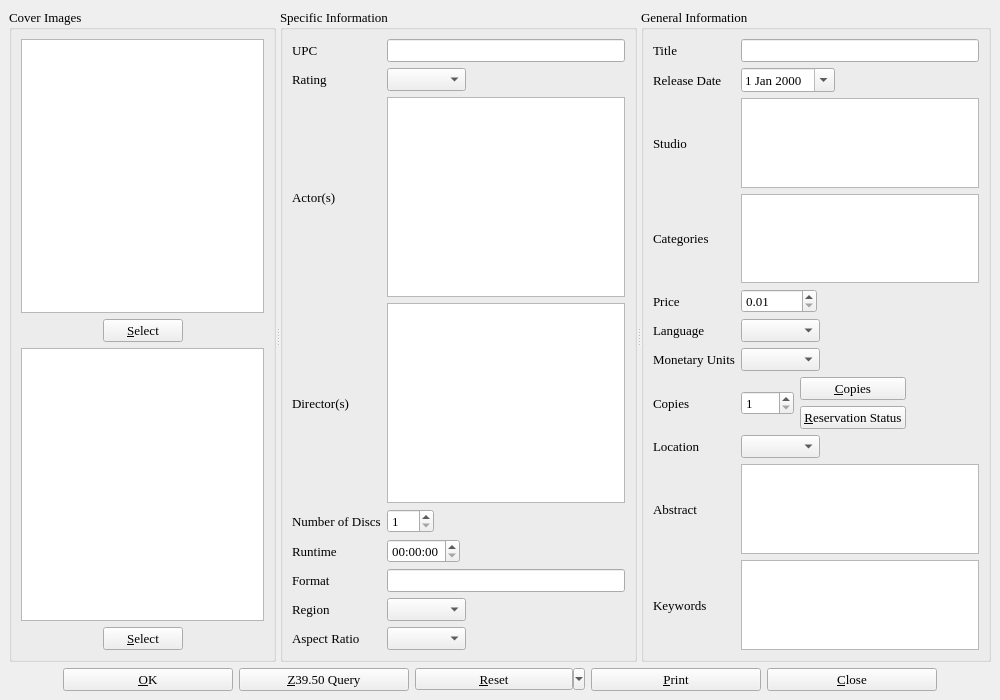
This is dvdinfo.ui in textbrowser/biblioteq as Qt 5 draws it before an edit. The edited form follows.
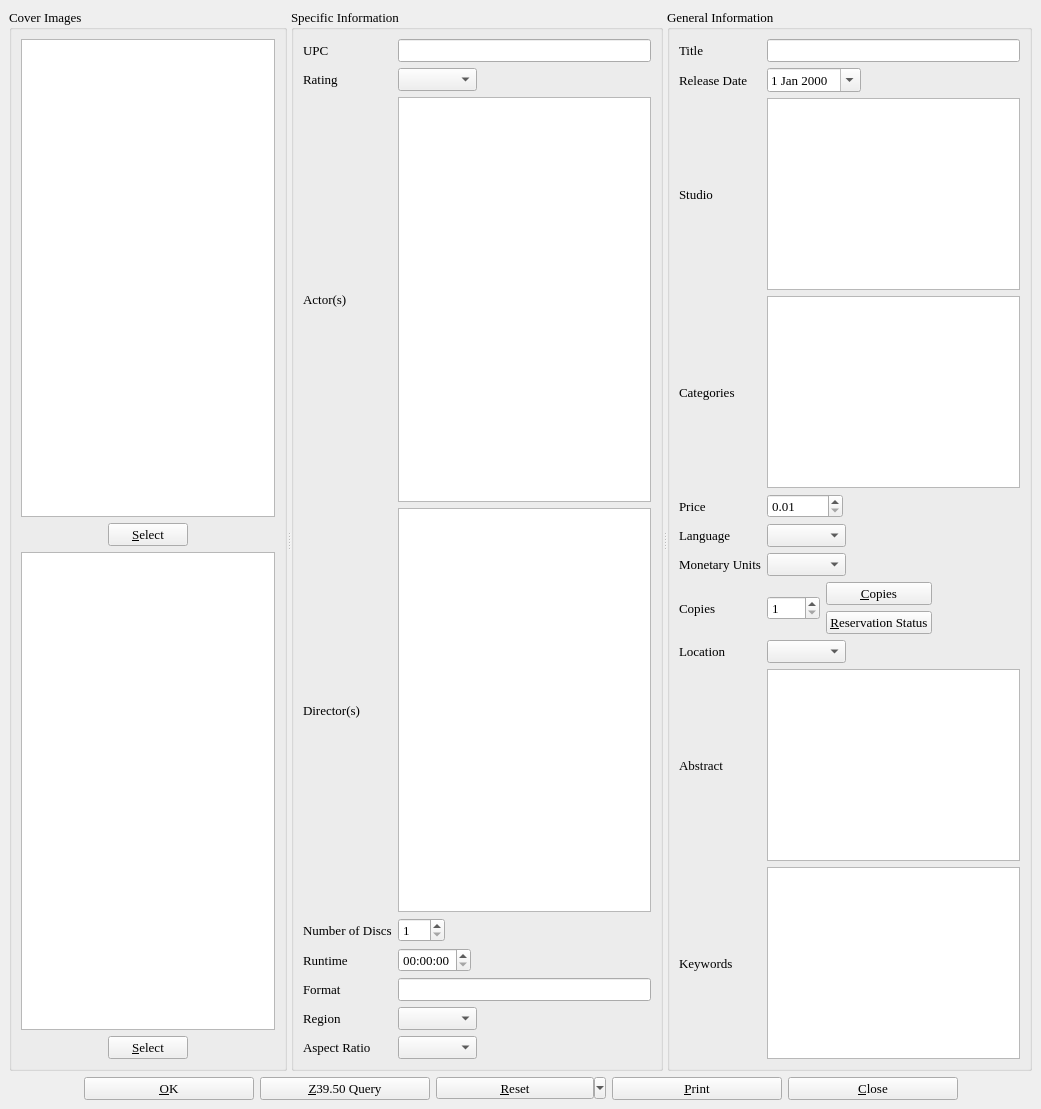
This is the edited form. Icons and pictures are not drawn. Custom widgets are drawn as their Qt base class.

Diff of the .ui file:
```diff
--- a/dvdinfo.ui
+++ b/dvdinfo.ui
@@ -2,14 +2,6 @@
 <ui version="4.0">
  <class>dvdDialog</class>
  <widget class="QMainWindow" name="dvdDialog">
-  <property name="geometry">
-   <rect>
-    <x>0</x>
-    <y>0</y>
-    <width>1000</width>
-    <height>700</height>
-   </rect>
-  </property>
   <property name="font">
    <font>
     <family>Times</family>
```
